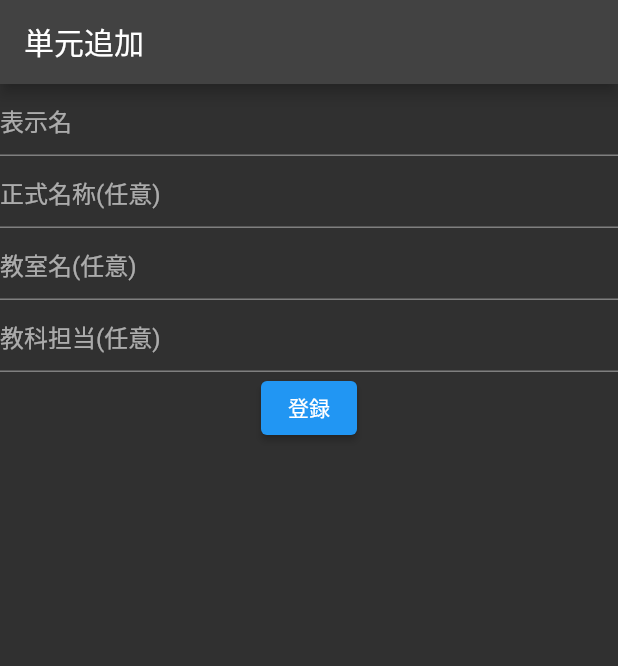
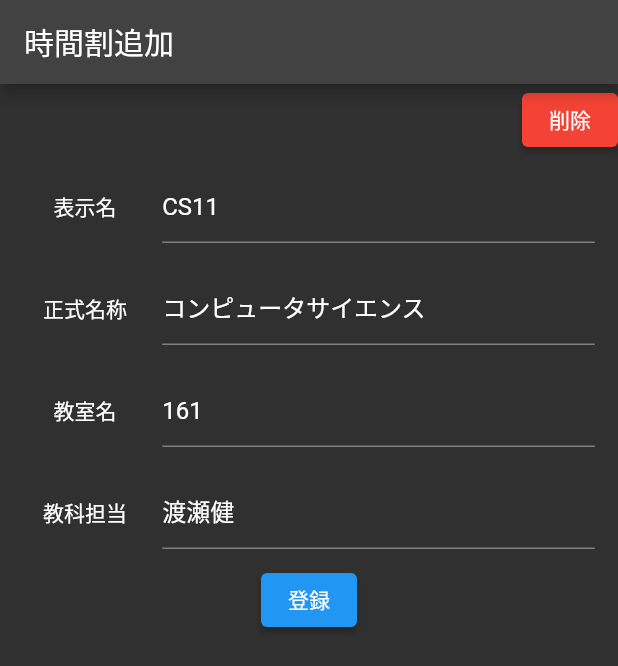
Before and after one commit to ohs-it2022/StudentSupport, a Flutter app: the FormPage widget shown alone on an empty page, opened directly with empty values, on a phone screen of 412 x 824 dp. Shown: the top 666 px of the screen. Run offline on Flutter 3.47's test engine with Material 2 defaults, Android fonts, the phone set to English and light mode, and no system bars; our stand-ins replace auto_route, shared_preferences, table_calendar; missing offline and left inert: app_settings; accounts and stored records are empty.

Commit message:
フォーム画面追記

```diff
--- a/lib/src/screens/timeTable/form.dart
+++ b/lib/src/screens/timeTable/form.dart
@@ -16,26 +16,23 @@ class FormPage extends StatelessWidget {
     List<List<String>> weekTimeTableAdd = weekTimeTable as List<List<String>>;
 
     return ScreenWidget(
-      titleTxt: '単元追加',
-      bodyContents: Center(
-        child: Column(
+      titleTxt: '時間割追加',
+      bodyContents: Column(
           children: [
-            TextField(
-              decoration: InputDecoration(hintText: '表示名'),
-              onChanged: (value) => (titleSubName = value),
+            Align(
+              alignment: Alignment.centerRight,
+              child: ElevatedButton(
+                onPressed: (){},
+                style: ElevatedButton.styleFrom(
+                  backgroundColor: Colors.red
+                ),
+                child: Text("削除")
+              ),
             ),
-            TextField(
-              decoration: InputDecoration(hintText: '正式名称(任意)'),
-              onChanged: (value) => (subName = value),
-            ),
-            TextField(
-              decoration: InputDecoration(hintText: '教室名(任意)'),
-              onChanged: (value) => (classRoom = value),
-            ),
-            TextField(
-              decoration: InputDecoration(hintText: '教科担当(任意)'),
-              onChanged: (value) => (teacher = value),
-            ),
+            formElem(txt: "表示名", initTxt: "CS11", function: (value) => (titleSubName = value)),
+            formElem(txt: "正式名称", initTxt: "コンピュータサイエンス", function: (value) => (subName = value)),
+            formElem(txt: "教室名", initTxt: "161", function: (value) => (classRoom = value),),
+            formElem(txt: "教科担当", initTxt: "渡瀬健", function: (value) => (teacher = value),),
             ElevatedButton(
               onPressed: (){
 
@@ -44,6 +41,46 @@ class FormPage extends StatelessWidget {
             )
           ],
         ),
+    );
+  }
+}
+
+
+class formElem extends StatelessWidget {
+  final String txt;
+  final String initTxt;
+  final function;
+  const formElem({super.key, required this.txt, this.initTxt="", required this.function});
+
+  @override
+  Widget build(BuildContext context) {
+    var screenSize = MediaQuery.of(context).size;  // 画面のサイズを取得
+
+    return Center(
+      child: SizedBox(
+        width: screenSize.width * 0.95,
+        child: Container(
+          margin: const EdgeInsets.fromLTRB(0, 10, 0, 10),
+          child: Row(
+            mainAxisAlignment: MainAxisAlignment.spaceAround,
+            children: [
+              SizedBox(
+                width: screenSize.width * 0.2,
+                child: Center(child: Text(txt)),
+              ),
+              SizedBox(
+                width: screenSize.width * 0.7,
+                child: Flexible(
+                  child: TextField(
+                    controller: TextEditingController(text: initTxt),
+                    onChanged: function,
+                  )
+                ),
+              )
+            ],
+          ),
+        )
+
       )
     );
   }
```
